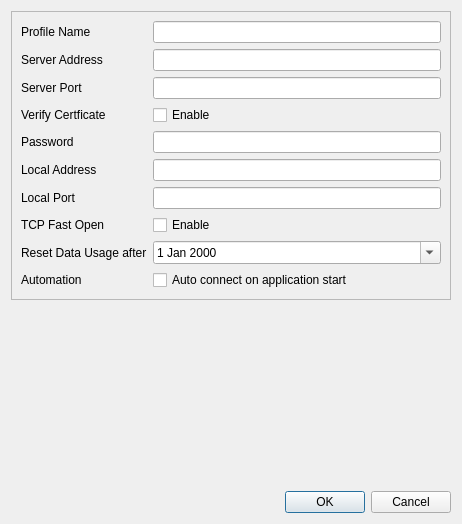
Before: the Qt Designer form ui/editdialog.ui in Trojan-Qt5/Trojan-Qt5, drawn with Qt 5.
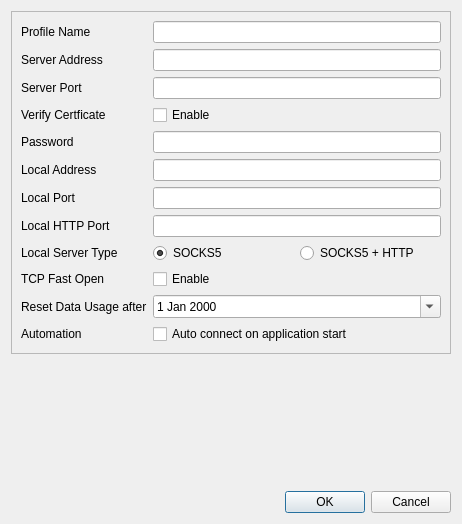
After: the same form once the commit is applied.

Patch:
```diff
--- a/ui/editdialog.ui
+++ b/ui/editdialog.ui
@@ -101,28 +101,28 @@
         </property>
        </widget>
       </item>
-      <item row="7" column="0">
-       <widget class="QLabel" name="label">
+      <item row="9" column="0">
+       <widget class="QLabel" name="tcpFastOpenLabel">
         <property name="text">
          <string>TCP Fast Open</string>
         </property>
        </widget>
       </item>
-      <item row="7" column="1">
+      <item row="9" column="1">
        <widget class="QCheckBox" name="tcpFastOpenCheckBox">
         <property name="text">
          <string>Enable</string>
         </property>
        </widget>
       </item>
-      <item row="8" column="0">
+      <item row="10" column="0">
        <widget class="QLabel" name="resetDateLabel">
         <property name="text">
          <string>Reset Data Usage after</string>
         </property>
        </widget>
       </item>
-      <item row="8" column="1">
+      <item row="10" column="1">
        <widget class="QDateEdit" name="resetDateEdit">
         <property name="sizePolicy">
          <sizepolicy hsizetype="Expanding" vsizetype="Fixed">
@@ -135,14 +135,14 @@
         </property>
        </widget>
       </item>
-      <item row="9" column="0">
+      <item row="11" column="0">
        <widget class="QLabel" name="autoStartLabel">
         <property name="text">
          <string>Automation</string>
         </property>
        </widget>
       </item>
-      <item row="9" column="1">
+      <item row="11" column="1">
        <widget class="QCheckBox" name="autoStartCheckBox">
         <property name="sizePolicy">
          <sizepolicy hsizetype="Expanding" vsizetype="Fixed">
@@ -169,6 +169,47 @@
         </property>
        </widget>
       </item>
+      <item row="7" column="0">
+       <widget class="QLabel" name="LocalHttpPortLabel">
+        <property name="text">
+         <string>Local HTTP Port</string>
+        </property>
+       </widget>
+      </item>
+      <item row="7" column="1">
+       <widget class="QLineEdit" name="localHttpPortEdit"/>
+      </item>
+      <item row="8" column="0">
+       <widget class="QLabel" name="localServerTypeLabel">
+        <property name="text">
+         <string>Local Server Type</string>
+        </property>
+       </widget>
+      </item>
+      <item row="8" column="1">
+       <layout class="QHBoxLayout" name="horizontalLayout">
+        <item>
+         <widget class="QRadioButton" name="socks5RadioButton">
+          <property name="text">
+           <string>SOCKS5</string>
+          </property>
+          <property name="checked">
+           <bool>true</bool>
+          </property>
+         </widget>
+        </item>
+        <item>
+         <widget class="QRadioButton" name="dualRadioButton">
+          <property name="text">
+           <string>SOCKS5 + HTTP</string>
+          </property>
+          <property name="checked">
+           <bool>false</bool>
+          </property>
+         </widget>
+        </item>
+       </layout>
+      </item>
      </layout>
     </widget>
    </item>
```
